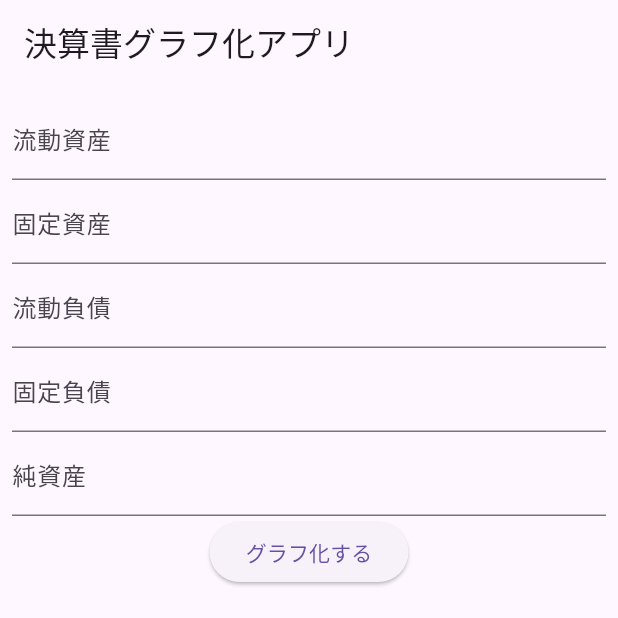
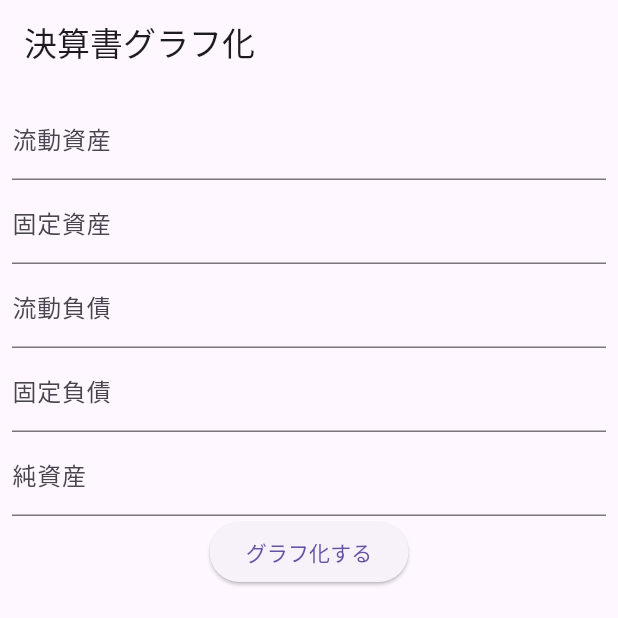
Before and after one commit to y-as-u-16/financial_statements_app, a Flutter app: the screen it shows after launch, on a phone screen of 412 x 824 dp, the top half of it. Run offline on Flutter 3.47's test engine with Material 3 defaults, Android fonts, the phone set to English and light mode, and no system bars; drawn by our look-alikes of fl_chart.

Commit message:
へんこうしました

```diff
--- a/lib/main.dart
+++ b/lib/main.dart
@@ -12,7 +12,7 @@ class MyApp extends StatelessWidget {
       title: '決算書グラフ化アプリ',
       home: Scaffold(
         appBar: AppBar(
-          title: const Text('決算書グラフ化アプリ'),
+          title: const Text('決算書グラフ化'),
         ),
         body: StackedBarChart(),
       ),
```
